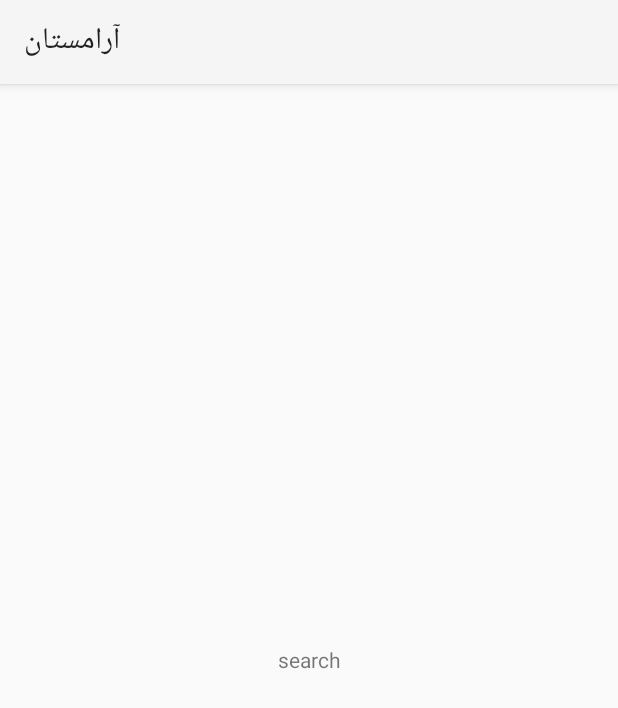
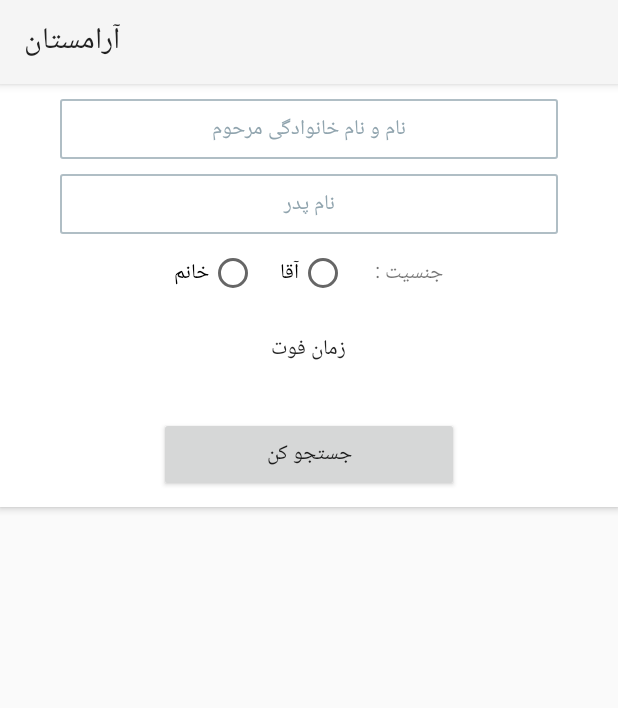
Before and after one commit to MohamadAminChahardoli/Aramestan, an Android app: the fragment SearchFragment shown on its own in the app's theme, on a phone screen of 412 x 824 dp. Shown: the top 708 px of the screen. Run offline under Robolectric (Android 15) with nearby library versions, the phone set to English and light mode, and no system bars.

Commit message:
search fragment view is created.

```diff
--- a/app/build.gradle
+++ b/app/build.gradle
@@ -22,9 +22,12 @@ dependencies {
     implementation fileTree(dir: 'libs', include: ['*.jar'])
     implementation 'com.android.support:appcompat-v7:28.0.0'
     implementation 'com.android.support:design:28.0.0'
+    implementation 'com.android.support:recyclerview-v7:28.0.0'
+    implementation 'com.android.support:cardview-v7:28.0.0'
     implementation 'com.android.support.constraint:constraint-layout:1.1.3'
     implementation 'com.roughike:bottom-bar:2.3.1'
     implementation 'uk.co.chrisjenx:calligraphy:2.3.0'
+    implementation 'com.mohamadamin:persianmaterialdatetimepicker:1.2.1'
     testImplementation 'junit:junit:4.12'
     androidTestImplementation 'com.android.support.test:runner:1.0.2'
     androidTestImplementation 'com.android.support.test.espresso:espresso-core:3.0.2'
--- /dev/null
+++ b/app/src/main/res/drawable/edt_search_style.xml
@@ -0,0 +1,9 @@
+<?xml version="1.0" encoding="utf-8"?>
+<shape xmlns:android="http://schemas.android.com/apk/res/android"
+    android:shape="rectangle">
+
+    <corners android:radius="1dp"/>
+    <solid android:color="#fff"/>
+    <stroke android:color="#B0BEC5" android:width="1dp"/>
+
+</shape>
--- a/app/src/main/res/layout/fragment_search.xml
+++ b/app/src/main/res/layout/fragment_search.xml
@@ -1,12 +1,106 @@
 <?xml version="1.0" encoding="utf-8"?>
-<RelativeLayout
-    xmlns:android="http://schemas.android.com/apk/res/android" android:layout_width="match_parent"
-    android:layout_height="match_parent">
+<RelativeLayout xmlns:android="http://schemas.android.com/apk/res/android"
+    android:layout_width="match_parent"
+    android:layout_height="match_parent"
+    xmlns:app="http://schemas.android.com/apk/res-auto">
 
-    <TextView
+    <android.support.v7.widget.CardView
+        android:id="@+id/search_panel"
+        android:layout_width="match_parent"
+        android:layout_height="wrap_content"
+        app:cardCornerRadius="0dp"
+        app:cardElevation="3dp">
+
+        <RelativeLayout
+            android:layout_width="match_parent"
+            android:layout_height="wrap_content">
+
+            <EditText
+                android:id="@+id/edt_name_family"
+                android:layout_width="match_parent"
+                android:layout_height="40dp"
+                android:layout_marginStart="40dp"
+                android:layout_marginTop="10dp"
+                android:layout_marginEnd="40dp"
+                android:background="@drawable/edt_search_style"
+                android:hint="@string/text_hint_name_family"
+                android:gravity="center"
+                android:textSize="14sp"
+                android:textColor="@color/textColor"
+                android:textColorHint="@color/hintTextColor"/>
+
+            <EditText
+                android:id="@+id/edt_father_name"
+                android:layout_width="match_parent"
+                android:layout_height="40dp"
+                android:layout_marginStart="40dp"
+                android:layout_marginTop="10dp"
+                android:layout_marginEnd="40dp"
+                android:background="@drawable/edt_search_style"
+                android:hint="@string/text_hint_father_name"
+                android:gravity="center"
+                android:textSize="14sp"
+                android:textColor="@color/textColor"
+                android:textColorHint="@color/hintTextColor"
+                android:layout_below="@+id/edt_name_family"/>
+
+            <RadioGroup
+                android:id="@+id/rg_gender"
+                android:layout_width="match_parent"
+                android:layout_height="wrap_content"
+                android:orientation="horizontal"
+                android:layoutDirection="rtl"
+                android:gravity="center"
+                android:layout_below="@+id/edt_father_name"
+                android:layout_marginTop="10dp">
+                <TextView
+                    android:layout_width="wrap_content"
+                    android:layout_height="wrap_content"
+                    android:text="جنسیت : "/>
+                <RadioButton
+                    android:id="@+id/rb_male"
+                    android:layout_width="wrap_content"
+                    android:layout_height="wrap_content"
+                    android:text="آقا"
+                    android:layout_marginStart="15dp"/>
+                <RadioButton
+                    android:id="@+id/rb_female"
+                    android:layout_width="wrap_content"
+                    android:layout_height="wrap_content"
+                    android:text="خانم"
+                    android:layout_marginStart="15dp"/>
+
+            </RadioGroup>
+
+            <Button
+                android:id="@+id/btn_choose_date_of_death"
+                android:layout_width="150dp"
+                android:layout_height="50dp"
+                android:layout_below="@+id/rg_gender"
+                android:layout_centerHorizontal="true"
+                android:text="زمان فوت"
+                android:layout_marginTop="10dp"
+                android:layout_marginBottom="10dp"
+                android:background="?android:selectableItemBackground"/>
+
+            <Button
+                android:id="@+id/btn_search"
+                android:layout_width="200dp"
+                android:layout_height="50dp"
+                android:layout_below="@+id/btn_choose_date_of_death"
+                android:layout_centerHorizontal="true"
+                android:text="جستجو کن"
+                android:layout_marginTop="10dp"
+                android:layout_marginBottom="10dp" />
+
+        </RelativeLayout>
+    </android.support.v7.widget.CardView>
+
+    <android.support.v7.widget.RecyclerView
+        android:id="@+id/recycler_view_search_result"
         android:layout_width="match_parent"
         android:layout_height="match_parent"
-        android:gravity="center"
-        android:text="search"/>
+        android:layout_below="@+id/search_panel"/>
+
 
 </RelativeLayout>
--- a/app/src/main/res/values/colors.xml
+++ b/app/src/main/res/values/colors.xml
@@ -5,4 +5,6 @@
     <color name="colorAccent">#D81B60</color>
     <color name="bottomBarSelectedColor">#263238</color>
     <color name="bottomBarDeselectedColor">#90A4AE</color>
+    <color name="textColor">#263238</color>
+    <color name="hintTextColor">#90A4AE</color>
 </resources>
--- a/app/src/main/res/values/strings.xml
+++ b/app/src/main/res/values/strings.xml
@@ -3,4 +3,6 @@
     <string name="tab_ads_title">تبلیغات</string>
     <string name="tab_search_title">جستجو</string>
     <string name="tab_notifications_title">اعلانات</string>
+    <string name="text_hint_name_family">نام و نام خانوادگی مرحوم</string>
+    <string name="text_hint_father_name">نام پدر</string>
 </resources>
```
